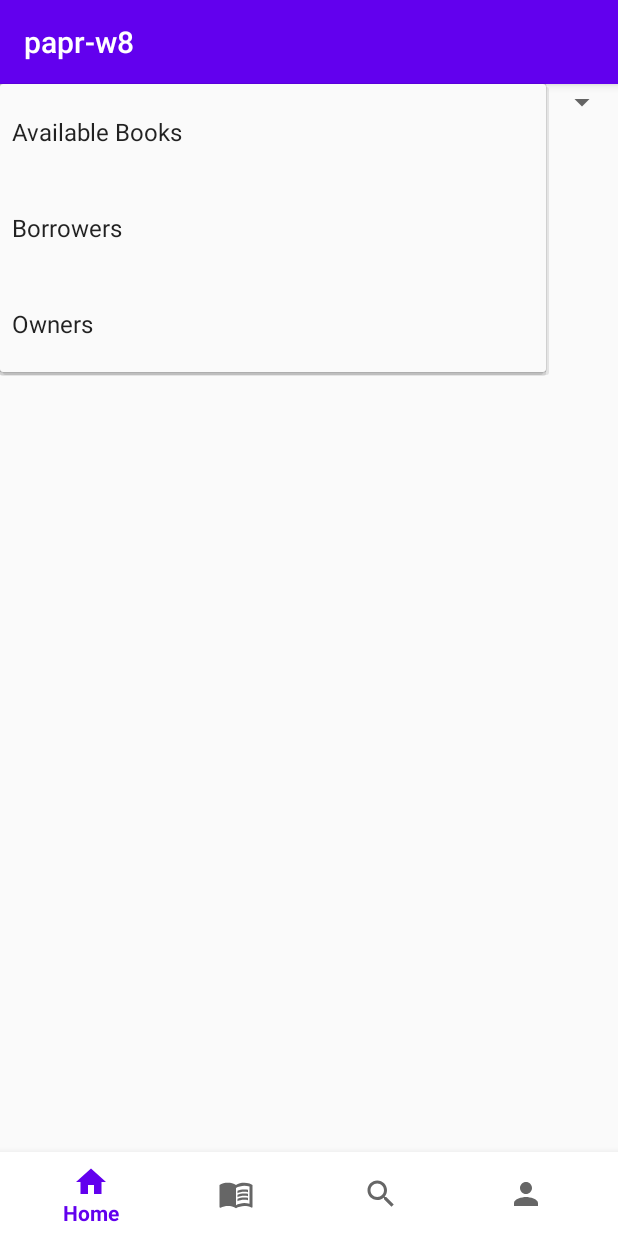
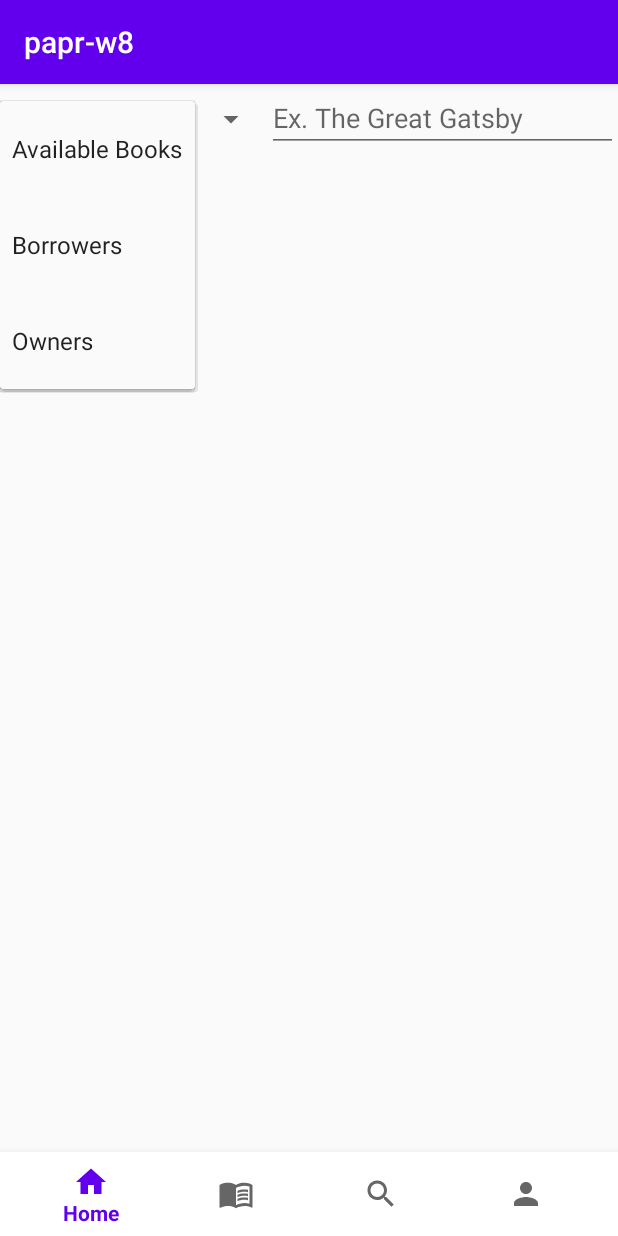
Before and after one commit to CMPUT301F20T22/papr-w8, an Android app: the Search screen opened through its navigation route, after a tap on "Available Books", on a phone screen of 412 x 824 dp. Run offline under Robolectric (Android 15) with nearby library versions, the phone set to English and light mode, and no system bars; our stand-ins replace navigation-ui.

Commit message:
search xml edited

```diff
--- a/papr-w8/app/src/main/res/layout/fragment_search.xml
+++ b/papr-w8/app/src/main/res/layout/fragment_search.xml
@@ -3,12 +3,30 @@
     xmlns:tools="http://schemas.android.com/tools"
     android:layout_width="match_parent"
     android:layout_height="match_parent"
-    tools:context=".Search">
+    tools:context=".Profile">
 
-    <!-- TODO: Update blank fragment layout -->
-    <Spinner
-        android:id="@+id/searchoptions_spinner"
-        android:layout_width="match_parent"
-        android:layout_height="wrap_content" />
+    <LinearLayout
+        android:layout_width="fill_parent"
+        android:layout_height="wrap_content"
+        android:orientation="horizontal"
+        android:weightSum="100"
+        android:layout_gravity="top">
+
+        <Spinner
+            android:id="@+id/searchoptions_spinner"
+            android:layout_width="wrap_content"
+            android:layout_height="wrap_content" />
+
+        <EditText
+            android:id="@+id/search_edit_text"
+            android:layout_width="match_parent"
+            android:layout_height="wrap_content"
+            android:ems="10"
+            android:inputType="textPersonName"
+            android:hint="Ex. The Great Gatsby"
+            android:text="" />
+
+    </LinearLayout>
+
 
 </FrameLayout>
```
